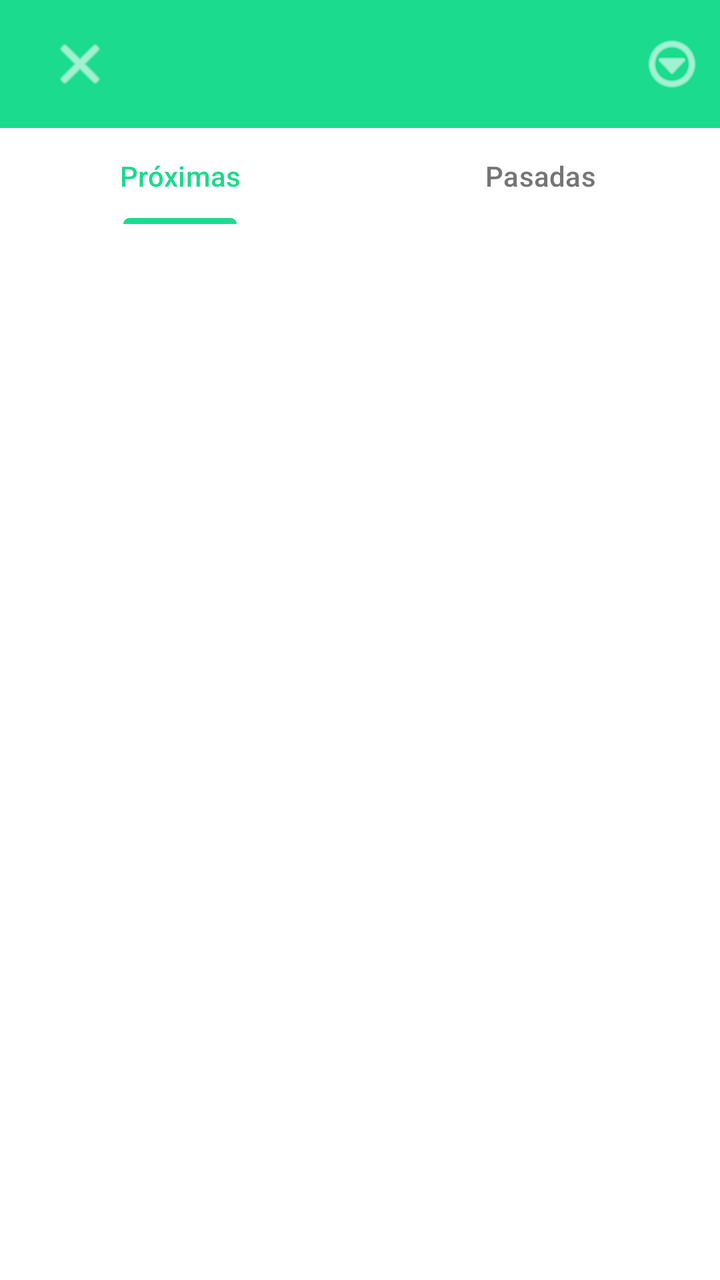
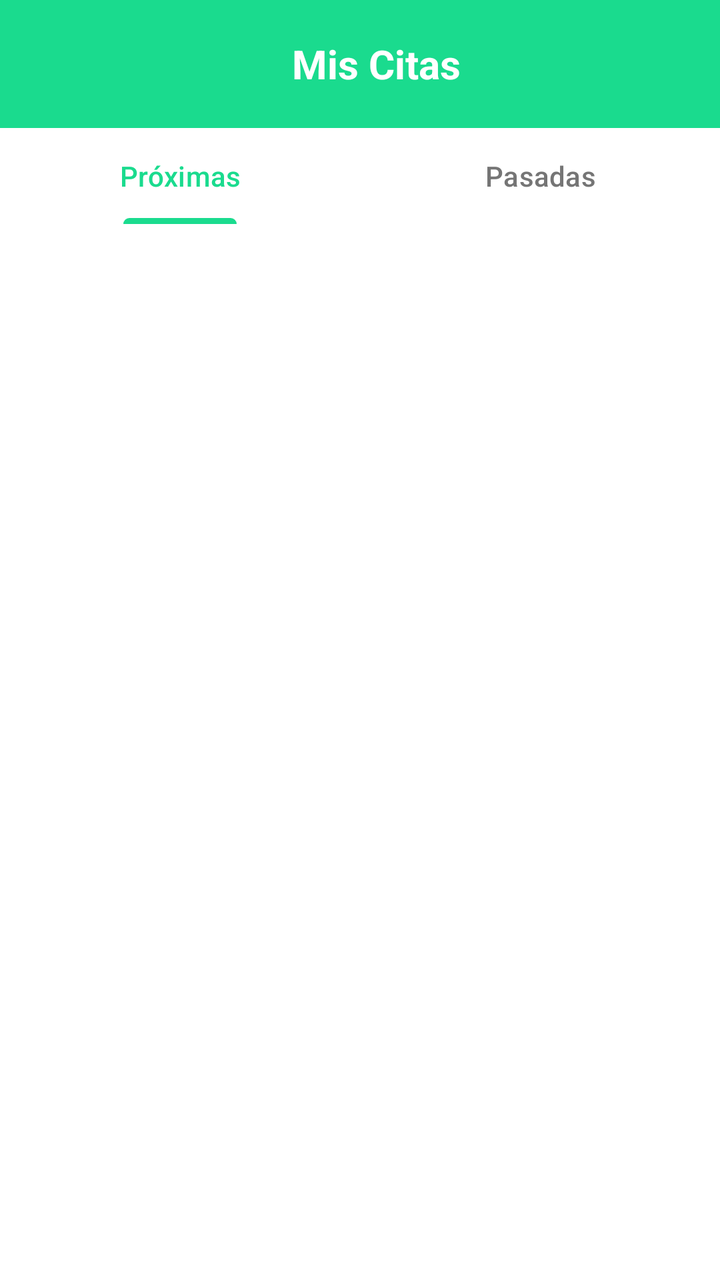

The first picture is an Android layout as it rendered before a commit; the second is the same layout after the commit. The layout source and the unified diff follow.
<!-- AndroidManifest.xml: application theme Theme.Proyecto_Notaria -->
<!-- res/layout/activity_mis_citas.xml -->
<?xml version="1.0" encoding="utf-8"?>
<androidx.constraintlayout.widget.ConstraintLayout xmlns:android="http://schemas.android.com/apk/res/android"
    xmlns:app="http://schemas.android.com/apk/res-auto"
    android:layout_width="match_parent"
    android:layout_height="match_parent"
    android:background="@color/white">

    
    <androidx.appcompat.widget.Toolbar
        android:id="@+id/toolbar"
        android:layout_width="match_parent"
        android:layout_height="?attr/actionBarSize"
        android:background="@color/colorPrimary"
        android:elevation="4dp"
        app:layout_constraintTop_toTopOf="parent">

        <ImageButton
            android:id="@+id/buttonVolver"
            android:layout_width="48dp"
            android:layout_height="48dp"
            android:background="?attr/selectableItemBackgroundBorderless"
            android:src="@android:drawable/ic_menu_close_clear_cancel"
            android:tint="@color/white"
            android:contentDescription="Volver" />

        <TextView
            android:layout_width="0dp"
            android:layout_height="wrap_content"
            android:layout_weight="1"
            android:text="Mis Citas"
            android:textColor="@color/white"
            android:textSize="20sp"
            android:textStyle="bold"
            android:layout_gravity="center" />

        
        <ImageButton
            android:id="@+id/buttonOpciones"
            android:layout_width="48dp"
            android:layout_height="48dp"
            android:layout_gravity="end"
            android:background="?attr/selectableItemBackgroundBorderless"
            android:src="@android:drawable/ic_menu_more"
            android:tint="@color/white"
            android:contentDescription="Opciones" />
    </androidx.appcompat.widget.Toolbar>

    
    <com.google.android.material.tabs.TabLayout
        android:id="@+id/tabLayout"
        android:layout_width="match_parent"
        android:layout_height="wrap_content"
        android:background="@color/white"
        app:tabTextColor="@color/colorTextSecondary"
        app:tabSelectedTextColor="@color/colorPrimary"
        app:tabIndicatorColor="@color/colorPrimary"
        app:layout_constraintTop_toBottomOf="@id/toolbar">

        <com.google.android.material.tabs.TabItem
            android:layout_width="wrap_content"
            android:layout_height="wrap_content"
            android:text="Próximas" />

        <com.google.android.material.tabs.TabItem
            android:layout_width="wrap_content"
            android:layout_height="wrap_content"
            android:text="Pasadas" />
    </com.google.android.material.tabs.TabLayout>

    
    <androidx.recyclerview.widget.RecyclerView
        android:id="@+id/recyclerViewCitas"
        android:layout_width="match_parent"
        android:layout_height="0dp"
        android:paddingHorizontal="16dp"
        android:paddingVertical="8dp"
        app:layout_constraintTop_toBottomOf="@id/tabLayout"
        app:layout_constraintBottom_toBottomOf="parent" />

    
    <LinearLayout
        android:id="@+id/layoutSinCitas"
        android:layout_width="wrap_content"
        android:layout_height="wrap_content"
        android:orientation="vertical"
        android:gravity="center"
        android:visibility="gone"
        app:layout_constraintTop_toTopOf="parent"
        app:layout_constraintBottom_toBottomOf="parent"
        app:layout_constraintStart_toStartOf="parent"
        app:layout_constraintEnd_toEndOf="parent">

        <ImageView
            android:layout_width="100dp"
            android:layout_height="100dp"
            android:src="@android:drawable/ic_menu_my_calendar"
            android:alpha="0.3"
            android:contentDescription="Sin citas" />

        <TextView
            android:layout_width="wrap_content"
            android:layout_height="wrap_content"
            android:layout_marginTop="16dp"
            android:text="No tienes citas programadas"
            android:textSize="16sp"
            android:textColor="@color/colorTextSecondary" />
    </LinearLayout>

</androidx.constraintlayout.widget.ConstraintLayout>
<!-- resources referenced by this layout -->
<resources>
  <color name="colorPrimary">#1adb8e</color>
  <color name="colorTextSecondary">#757575</color>
  <color name="white">#FFFFFFFF</color>
  <style name="Theme.Proyecto_Notaria" parent="Base.Theme.Proyecto_Notaria" />
  <style name="Base.Theme.Proyecto_Notaria" parent="Theme.Material3.DayNight.NoActionBar">
          
          
      </style>
</resources>

<!-- the commit's change to res/layout/activity_mis_citas.xml (unified diff, before → after) -->
@@ -14,35 +14,15 @@
         android:elevation="4dp"
         app:layout_constraintTop_toTopOf="parent">
 
-        <ImageButton
-            android:id="@+id/buttonVolver"
-            android:layout_width="48dp"
-            android:layout_height="48dp"
-            android:background="?attr/selectableItemBackgroundBorderless"
-            android:src="@android:drawable/ic_menu_close_clear_cancel"
-            android:tint="@color/white"
-            android:contentDescription="Volver" />
-
         <TextView
-            android:layout_width="0dp"
+            android:layout_width="match_parent"
             android:layout_height="wrap_content"
-            android:layout_weight="1"
             android:text="Mis Citas"
             android:textColor="@color/white"
             android:textSize="20sp"
             android:textStyle="bold"
-            android:layout_gravity="center" />
-
-        
-        <ImageButton
-            android:id="@+id/buttonOpciones"
-            android:layout_width="48dp"
-            android:layout_height="48dp"
-            android:layout_gravity="end"
-            android:background="?attr/selectableItemBackgroundBorderless"
-            android:src="@android:drawable/ic_menu_more"
-            android:tint="@color/white"
-            android:contentDescription="Opciones" />
+            android:gravity="center" />
+            
     </androidx.appcompat.widget.Toolbar>
 
     
